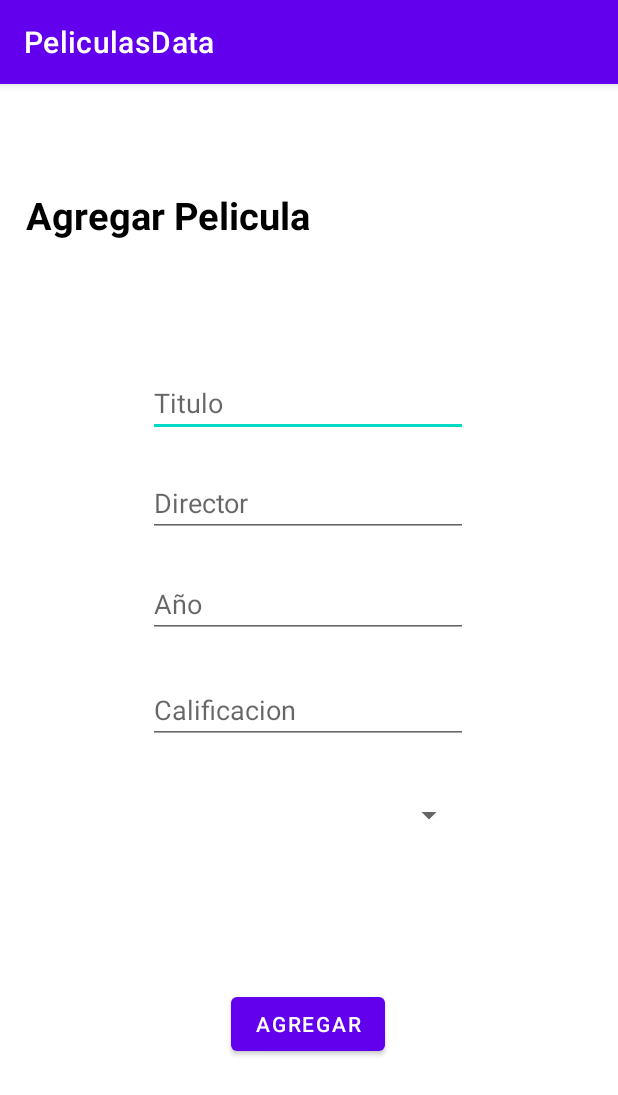
After one commit to Edgarunam/Practica-2-Persistencia, an Android app: the InsertActivity screen opened directly, with no data from a screen before it, on a phone screen of 412 x 824 dp. The commit adds this screen. Shown: the top 1095 px of the screen. Run offline under Robolectric (Android 15) with nearby library versions, the phone set to English and light mode, and no system bars.

Commit message:
Activity Insert

```diff
--- a/app/build.gradle
+++ b/app/build.gradle
@@ -51,4 +51,6 @@ dependencies {
     annotationProcessor("androidx.room:room-compiler:2.4.3")
 
 
+
+
 }
--- a/app/src/main/AndroidManifest.xml
+++ b/app/src/main/AndroidManifest.xml
@@ -12,6 +12,13 @@
         android:supportsRtl="true"
         android:theme="@style/Theme.PeliculasData"
         tools:targetApi="31">
+        <activity
+            android:name=".InsertActivity"
+            android:exported="false">
+            <meta-data
+                android:name="android.app.lib_name"
+                android:value="" />
+        </activity>
         <activity
             android:name=".MainActivity"
             android:exported="true">
--- a/app/src/main/java/com/etobon/peliculasdata/BDpeliculas.kt
+++ b/app/src/main/java/com/etobon/peliculasdata/BDpeliculas.kt
@@ -3,7 +3,7 @@ package com.etobon.peliculasdata
 import androidx.room.Database
 import androidx.room.RoomDatabase
 
-@Database(entities = [entidadPelicula::class],version = 1)
+@Database(entities = [MovieItem::class],version = 1)
 abstract class AppDatabase : RoomDatabase() {
     abstract fun peliculaDao(): PeliculaDao
 }
--- /dev/null
+++ b/app/src/main/java/com/etobon/peliculasdata/InsertActivity.kt
@@ -0,0 +1,11 @@
+package com.etobon.peliculasdata
+
+import androidx.appcompat.app.AppCompatActivity
+import android.os.Bundle
+
+class InsertActivity : AppCompatActivity() {
+    override fun onCreate(savedInstanceState: Bundle?) {
+        super.onCreate(savedInstanceState)
+        setContentView(R.layout.activity_insert)
+    }
+}
--- a/app/src/main/java/com/etobon/peliculasdata/MainActivity.kt
+++ b/app/src/main/java/com/etobon/peliculasdata/MainActivity.kt
@@ -1,32 +1,36 @@
 package com.etobon.peliculasdata
 
+import android.content.Intent
 import androidx.appcompat.app.AppCompatActivity
 import android.os.Bundle
+import androidx.recyclerview.widget.LinearLayoutManager
 import androidx.recyclerview.widget.RecyclerView
 import androidx.room.Room
 import com.etobon.peliculasdata.databinding.ActivityMainBinding
 
 class MainActivity : AppCompatActivity() {
 
+    /*
     val moviesBD : AppDatabase by lazy {
         Room.databaseBuilder( this, AppDatabase::class.java, "movies_bd")
             .allowMainThreadQueries()
             .fallbackToDestructiveMigration()
             .build()
     }
+
+     */
+
+
     private lateinit var binding: ActivityMainBinding
     override fun onCreate(savedInstanceState: Bundle?) {
         super.onCreate(savedInstanceState)
         binding = ActivityMainBinding.inflate(layoutInflater)
         setContentView(binding.root)
 
-
-
-
-
-
-
-
+        binding.ivAdd.setOnClickListener {
+            val intent = Intent(this, InsertActivity::class.java)
+            startActivity(intent)
+        }
 
     }
 }
--- a/app/src/main/java/com/etobon/peliculasdata/entidadPelicula.kt
+++ b/app/src/main/java/com/etobon/peliculasdata/MovieItem.kt
@@ -3,14 +3,17 @@ package com.etobon.peliculasdata
 import androidx.room.ColumnInfo
 import androidx.room.Entity
 import androidx.room.PrimaryKey
-import java.net.URI
+
 
 @Entity(tableName = "tabla_pelicula")
-data class entidadPelicula (
-    @PrimaryKey val TituloPelicula:String,
+class MovieItem (
+    @PrimaryKey var TituloPelicula:String,
     @ColumnInfo(name = "director_pelicula") val directorPelicula:String?,
     @ColumnInfo(name = "genero_pelicula") val generoPelicula: String?,
     @ColumnInfo(name = "fechar_pelicula") val fechaPelicua:Int?,
     @ColumnInfo(name = "calificacion_pelicula") val calificacionPelicula:Int?
 
         )
+{
+
+}
--- a/app/src/main/java/com/etobon/peliculasdata/PeliculaDao.kt
+++ b/app/src/main/java/com/etobon/peliculasdata/PeliculaDao.kt
@@ -10,11 +10,11 @@ interface PeliculaDao {
 
     //Obtener Todos los Datos
     @Query("SELECT * FROM tabla_pelicula")
-    fun getAll(): List<entidadPelicula>
+    fun getAll(): List<MovieItem>
 
     @Insert
-    fun insertALL(vararg pelicula: entidadPelicula)
+    fun insertALL(vararg pelicula: MovieItem)
 
     @Delete
-    fun delete(pelicula: entidadPelicula)
+    fun delete(pelicula: MovieItem)
 }
--- a/app/src/main/java/com/etobon/peliculasdata/AdaptadorRecycleView.kt
+++ b/app/src/main/java/com/etobon/peliculasdata/ProveAdapter.kt
@@ -6,8 +6,8 @@ import android.view.ViewGroup
 import android.widget.TextView
 import androidx.recyclerview.widget.RecyclerView
 
-class AdaptadorRecycleView(private val peliculasrv: List<entidadPelicula>) :
-    RecyclerView.Adapter<AdaptadorRecycleView.ViewHolder>(){
+class ProveAdapter(private val peliculasrv: List<MovieItem>) :
+    RecyclerView.Adapter<ProveAdapter.ViewHolder>(){
 
     class ViewHolder (val view: View):RecyclerView.ViewHolder(view)
 
--- /dev/null
+++ b/app/src/main/res/layout/activity_insert.xml
@@ -0,0 +1,103 @@
+<?xml version="1.0" encoding="utf-8"?>
+<androidx.constraintlayout.widget.ConstraintLayout xmlns:android="http://schemas.android.com/apk/res/android"
+    xmlns:app="http://schemas.android.com/apk/res-auto"
+    xmlns:tools="http://schemas.android.com/tools"
+    android:layout_width="match_parent"
+    android:layout_height="match_parent"
+    tools:context=".InsertActivity">
+
+    <EditText
+        android:id="@+id/etInsertTitulo"
+        android:layout_width="wrap_content"
+        android:layout_height="wrap_content"
+        android:ems="10"
+        android:hint="Titulo"
+        android:inputType="textPersonName"
+        app:layout_constraintBottom_toBottomOf="parent"
+        app:layout_constraintEnd_toEndOf="parent"
+        app:layout_constraintHorizontal_bias="0.497"
+        app:layout_constraintStart_toStartOf="parent"
+        app:layout_constraintTop_toTopOf="parent"
+        app:layout_constraintVertical_bias="0.263" />
+
+    <EditText
+        android:id="@+id/etInsertAño"
+        android:layout_width="wrap_content"
+        android:layout_height="wrap_content"
+        android:ems="10"
+        android:hint="Año"
+        android:inputType="number"
+        app:layout_constraintBottom_toBottomOf="parent"
+        app:layout_constraintEnd_toEndOf="parent"
+        app:layout_constraintHorizontal_bias="0.497"
+        app:layout_constraintStart_toStartOf="parent"
+        app:layout_constraintTop_toTopOf="parent"
+        app:layout_constraintVertical_bias="0.448" />
+
+    <Spinner
+        android:id="@+id/spinnerGeneros"
+        android:layout_width="209dp"
+        android:layout_height="45dp"
+        app:layout_constraintBottom_toBottomOf="parent"
+        app:layout_constraintEnd_toEndOf="parent"
+        app:layout_constraintHorizontal_bias="0.497"
+        app:layout_constraintStart_toStartOf="parent"
+        app:layout_constraintTop_toTopOf="parent"
+        app:layout_constraintVertical_bias="0.643" />
+
+    <EditText
+        android:id="@+id/etInsertDirector"
+        android:layout_width="wrap_content"
+        android:layout_height="wrap_content"
+        android:ems="10"
+        android:hint="Director"
+        android:inputType="textPersonName"
+        app:layout_constraintBottom_toBottomOf="parent"
+        app:layout_constraintEnd_toEndOf="parent"
+        app:layout_constraintHorizontal_bias="0.497"
+        app:layout_constraintStart_toStartOf="parent"
+        app:layout_constraintTop_toTopOf="parent"
+        app:layout_constraintVertical_bias="0.355" />
+
+    <EditText
+        android:id="@+id/etInsertCalificacion"
+        android:layout_width="wrap_content"
+        android:layout_height="wrap_content"
+        android:ems="10"
+        android:hint="Calificacion"
+        android:inputType="numberDecimal"
+        app:layout_constraintBottom_toBottomOf="parent"
+        app:layout_constraintEnd_toEndOf="parent"
+        app:layout_constraintHorizontal_bias="0.497"
+        app:layout_constraintStart_toStartOf="parent"
+        app:layout_constraintTop_toTopOf="parent"
+        app:layout_constraintVertical_bias="0.546" />
+
+    <TextView
+        android:id="@+id/tvTop"
+        android:layout_width="wrap_content"
+        android:layout_height="wrap_content"
+        android:text="Agregar Pelicula"
+        android:textColor="#000000"
+        android:textSize="25dp"
+        android:textStyle="bold"
+        app:layout_constraintBottom_toBottomOf="parent"
+        app:layout_constraintEnd_toEndOf="parent"
+        app:layout_constraintHorizontal_bias="0.079"
+        app:layout_constraintStart_toStartOf="parent"
+        app:layout_constraintTop_toTopOf="parent"
+        app:layout_constraintVertical_bias="0.095" />
+
+    <Button
+        android:id="@+id/button"
+        android:layout_width="wrap_content"
+        android:layout_height="wrap_content"
+        android:text="Agregar"
+        app:layout_constraintBottom_toBottomOf="parent"
+        app:layout_constraintEnd_toEndOf="parent"
+        app:layout_constraintHorizontal_bias="0.498"
+        app:layout_constraintStart_toStartOf="parent"
+        app:layout_constraintTop_toBottomOf="@+id/etInsertCalificacion"
+        app:layout_constraintVertical_bias="0.581" />
+
+</androidx.constraintlayout.widget.ConstraintLayout>
```
